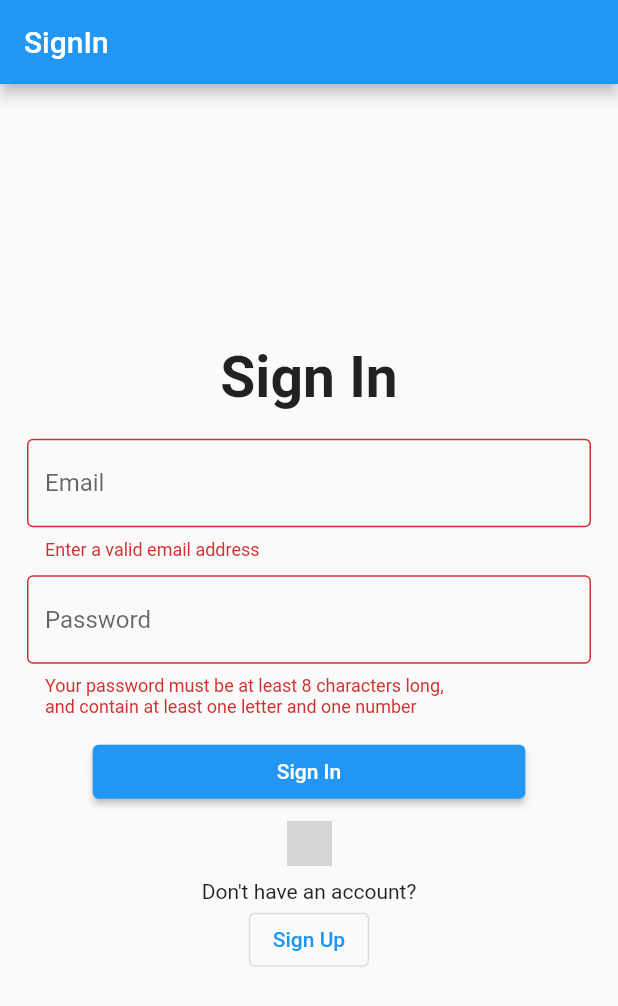
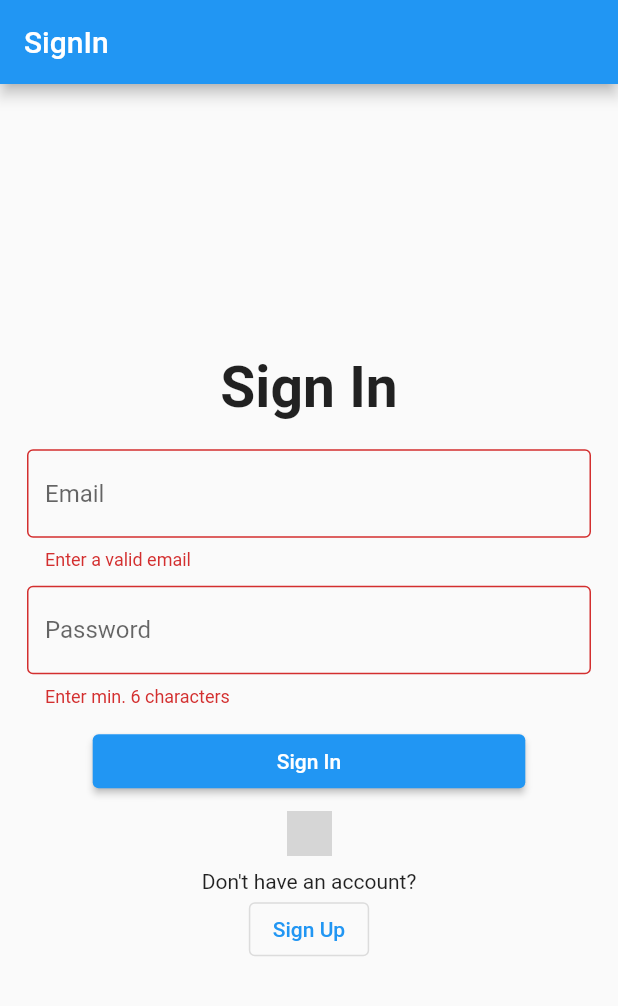
Before and after one commit to red-star25/firebase_auth_bloc, a Flutter app: the screen it shows after launch, after a tap on "Sign In", on a phone screen of 412 x 824 dp. Shown: the top 1006 px of the screen. Run offline on Flutter 3.47's test engine with Material 2 defaults, Android fonts, the phone set to English and light mode, and no system bars; our stand-ins replace bloc, email_validator, equatable, firebase_auth, firebase_core, flutter_bloc and 1 more; accounts and stored records are empty; network calls fail; grey boxes are pictures that could not be loaded.

Commit message:
Update: SignIn and SignUp validation

```diff
--- a/lib/bloc/bloc/auth_bloc.dart
+++ b/lib/bloc/bloc/auth_bloc.dart
@@ -18,6 +18,7 @@ class AuthBloc extends Bloc<AuthEvent, AuthState> {
         emit(Authenticated());
       } catch (e) {
         emit(AuthError(e.toString()));
+        emit(UnAuthenticated());
       }
     });
     // When User Presses the SignUp Button, we will send the SignUpRequest Event to the AuthBloc to handle it and emit the Authenticated State if the user is authenticated
@@ -29,6 +30,7 @@ class AuthBloc extends Bloc<AuthEvent, AuthState> {
         emit(Authenticated());
       } catch (e) {
         emit(AuthError(e.toString()));
+        emit(UnAuthenticated());
       }
     });
     // When User Presses the Google Login Button, we will send the GoogleSignInRequest Event to the AuthBloc to handle it and emit the Authenticated State if the user is authenticated
@@ -39,6 +41,7 @@ class AuthBloc extends Bloc<AuthEvent, AuthState> {
         emit(Authenticated());
       } catch (e) {
         emit(AuthError(e.toString()));
+        emit(UnAuthenticated());
       }
     });
     // When User Presses the SignOut Button, we will send the SignOutRequested Event to the AuthBloc to handle it and emit the UnAuthenticated State
--- a/lib/data/repositories/auth_repository.dart
+++ b/lib/data/repositories/auth_repository.dart
@@ -60,22 +60,4 @@ class AuthRepository {
       throw Exception(e);
     }
   }
-
-  String? emailValidator(String? email) {
-    final RegExp _emailRegExp = RegExp(
-      r'^[a-zA-Z0-9.!#$%&’*+/=?^_`{|}~-]+@[a-zA-Z0-9-]+(?:\.[a-zA-Z0-9-]+)*$',
-    );
-
-    return _emailRegExp.hasMatch(email ?? '')
-        ? null
-        : "Enter a valid email address";
-  }
-
-  String? passwordValidator(String? password) {
-    final _passwordRegExp = RegExp(r'^(?=.*[A-Za-z])(?=.*\d)[A-Za-z\d]{8,}$');
-
-    return _passwordRegExp.hasMatch(password ?? '')
-        ? null
-        : "Your password must be at least 8 characters long,\nand contain at least one letter and one number";
-  }
 }
--- a/lib/presentation/SignIn/sign_in.dart
+++ b/lib/presentation/SignIn/sign_in.dart
@@ -1,16 +1,28 @@
 import 'package:bloc_auth/bloc/bloc/auth_bloc.dart';
-import 'package:bloc_auth/data/repositories/auth_repository.dart';
 import 'package:bloc_auth/presentation/Dashboard/dashboard.dart';
 import 'package:bloc_auth/presentation/SignUp/sign_up.dart';
+import 'package:email_validator/email_validator.dart';
 import 'package:flutter/material.dart';
 import 'package:flutter_bloc/flutter_bloc.dart';
 
-class SignIn extends StatelessWidget {
-  SignIn({Key? key}) : super(key: key);
+class SignIn extends StatefulWidget {
+  const SignIn({Key? key}) : super(key: key);
 
+  @override
+  State<SignIn> createState() => _SignInState();
+}
+
+class _SignInState extends State<SignIn> {
   final _formKey = GlobalKey<FormState>();
   final _emailController = TextEditingController();
   final _passwordController = TextEditingController();
+
+  @override
+  void dispose() {
+    _emailController.dispose();
+    _passwordController.dispose();
+    super.dispose();
+  }
 
   @override
   Widget build(BuildContext context) {
@@ -71,10 +83,13 @@ class SignIn extends StatelessWidget {
                                     hintText: "Email",
                                     border: OutlineInputBorder(),
                                   ),
+                                  autovalidateMode:
+                                      AutovalidateMode.onUserInteraction,
                                   validator: (value) {
-                                    return RepositoryProvider.of<
-                                            AuthRepository>(context)
-                                        .emailValidator(value);
+                                    return value != null &&
+                                            !EmailValidator.validate(value)
+                                        ? 'Enter a valid email'
+                                        : null;
                                   },
                                 ),
                                 const SizedBox(
@@ -87,10 +102,12 @@ class SignIn extends StatelessWidget {
                                     hintText: "Password",
                                     border: OutlineInputBorder(),
                                   ),
+                                  autovalidateMode:
+                                      AutovalidateMode.onUserInteraction,
                                   validator: (value) {
-                                    return RepositoryProvider.of<
-                                            AuthRepository>(context)
-                                        .passwordValidator(value);
+                                    return value != null && value.length < 6
+                                        ? "Enter min. 6 characters"
+                                        : null;
                                   },
                                 ),
                                 const SizedBox(
@@ -126,7 +143,8 @@ class SignIn extends StatelessWidget {
                           onPressed: () {
                             Navigator.pushReplacement(
                               context,
-                              MaterialPageRoute(builder: (context) => SignUp()),
+                              MaterialPageRoute(
+                                  builder: (context) => const SignUp()),
                             );
                           },
                           child: const Text("Sign Up"),
--- a/pubspec.yaml
+++ b/pubspec.yaml
@@ -39,6 +39,7 @@ dependencies:
   equatable: ^2.0.3
   flutter_bloc: ^8.0.1
   google_sign_in: ^5.2.1
+  email_validator: ^2.0.1
 
 dev_dependencies:
   flutter_test:
```
Also changed, not shown: lib/presentation/SignUp/d.dart (added, +124 -0 lines), lib/presentation/SignUp/sign_up.dart (+29 -10 lines), pubspec.lock.
